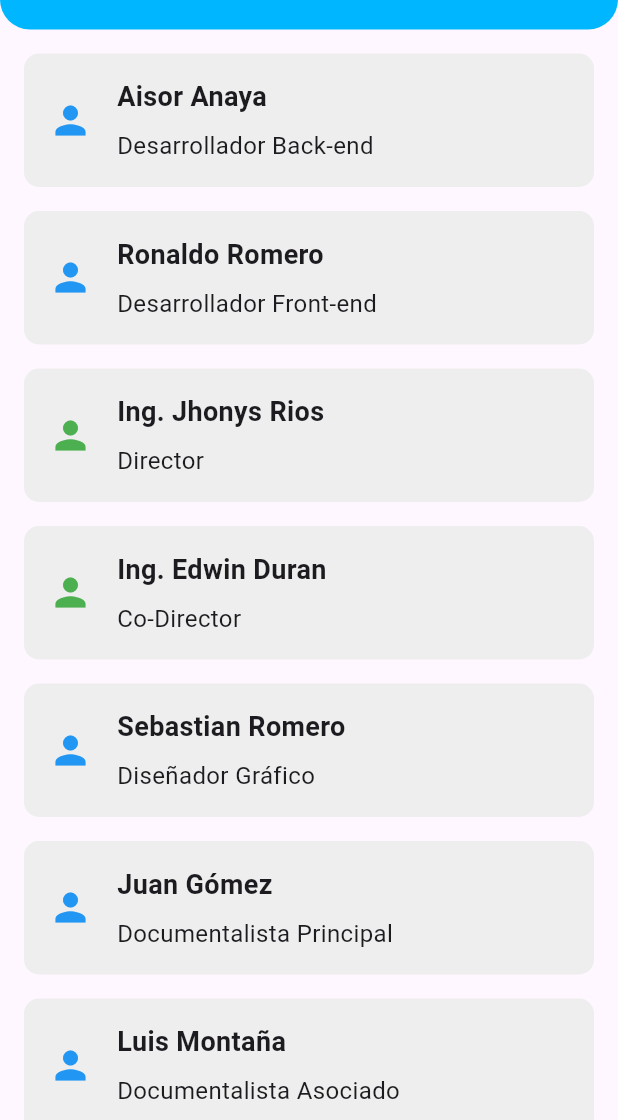
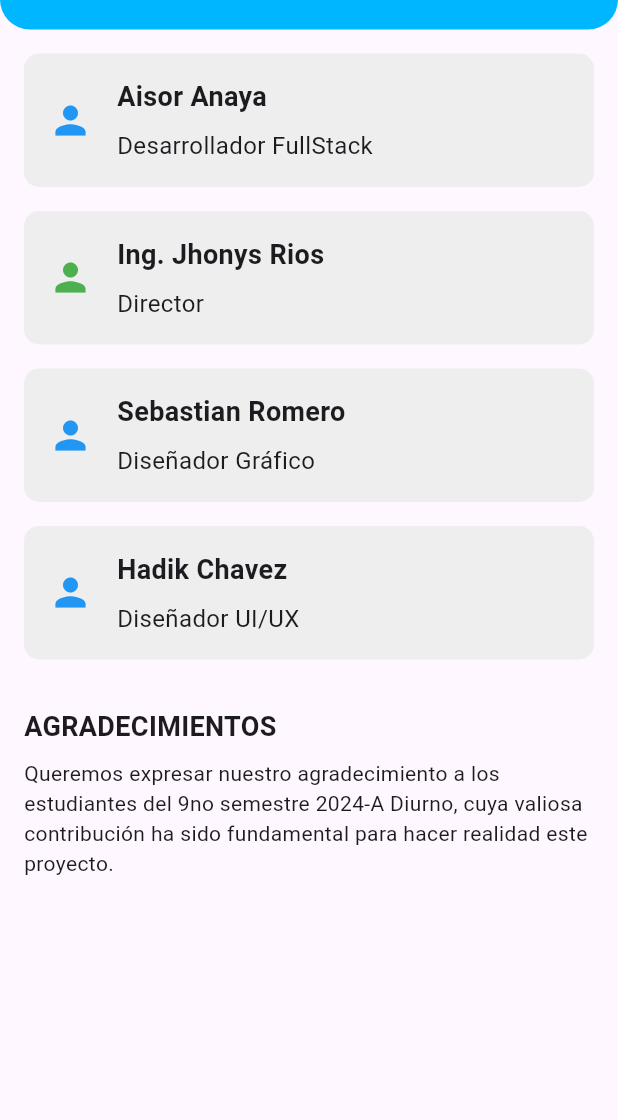
Before and after one commit to Aisoranar/Gpaz_Flutter, a Flutter app: the FourthTab screen opened directly, on a phone screen of 412 x 824 dp, the part 116-1236 px from its top. Run offline on Flutter 3.47's test engine with Material 3 defaults, Android fonts, the phone set to English and light mode, and no system bars; our stand-ins replace cloud_firestore, firebase_auth, firebase_core, flutter_local_notifications, google_maps_flutter, introduction_screen and 2 more; accounts and stored records are empty.

Commit message:
Se mejoraron algunas partes

```diff
--- a/lib/tabs/fourth_tab.dart
+++ b/lib/tabs/fourth_tab.dart
@@ -32,14 +32,7 @@ class FourthTab extends StatelessWidget {
                   // Aisor Anaya
                   _buildTeamMember(
                     name: 'Aisor Anaya',
-                    role: 'Desarrollador Back-end',
-                    icon: Icons.person,
-                  ),
-
-                  // Ronaldo Romero
-                  _buildTeamMember(
-                    name: 'Ronaldo Romero',
-                    role: 'Desarrollador Front-end',
+                    role: 'Desarrollador FullStack',
                     icon: Icons.person,
                   ),
 
@@ -47,13 +40,6 @@ class FourthTab extends StatelessWidget {
                   _buildTeamMember(
                     name: 'Ing. Jhonys Rios',
                     role: 'Director',
-                    icon: Icons.person,
-                  ),
-
-                  // Edwin Duran
-                  _buildTeamMember(
-                    name: 'Ing. Edwin Duran',
-                    role: 'Co-Director',
                     icon: Icons.person,
                   ),
 
@@ -66,17 +52,12 @@ class FourthTab extends StatelessWidget {
 
                   // Juan Gómez
                   _buildTeamMember(
-                    name: 'Juan Gómez',
-                    role: 'Documentalista Principal',
+                    name: 'Hadik Chavez',
+                    role: 'Diseñador UI/UX',
                     icon: Icons.person,
                   ),
 
-                  // Luis Montaña
-                  _buildTeamMember(
-                    name: 'Luis Montaña',
-                    role: 'Documentalista Asociado',
-                    icon: Icons.person,
-                  ),
+
 
                   // Agradecimientos
                   _buildAgradecimientos(),
@@ -151,7 +132,7 @@ class FourthTab extends StatelessWidget {
         Padding(
           padding: const EdgeInsets.only(top: 8.0),
           child: Text(
-            'Queremos expresar nuestro agradecimiento a los estudiantes del 8vo semestre 2023-B Diurno, cuya valiosa contribución ha sido fundamental para hacer realidad este proyecto.',
+            'Queremos expresar nuestro agradecimiento a los estudiantes del 9no semestre 2024-A Diurno, cuya valiosa contribución ha sido fundamental para hacer realidad este proyecto.',
             style: TextStyle(fontSize: 14.0),
           ),
         ),
```
Also changed, not shown: lib/images/icon/cotsem2.png (added), lib/images/icon/icon_marker.png (added).
